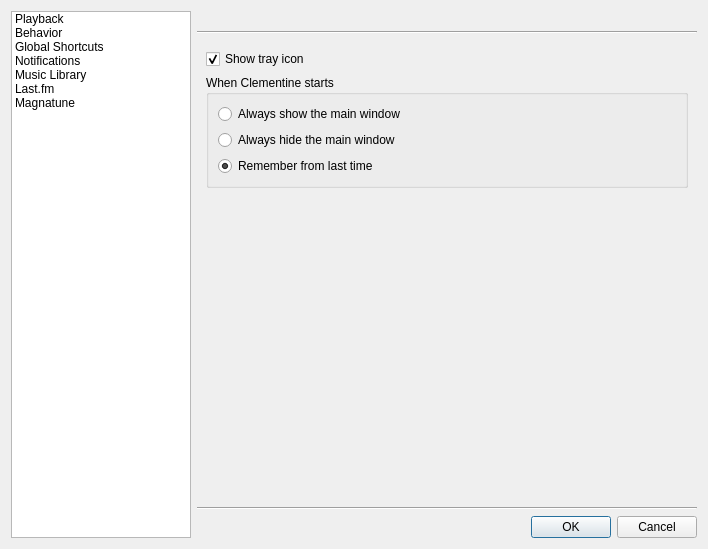
Qt form src/ui/settingsdialog.ui (clementine-player/Clementine) before a commit.
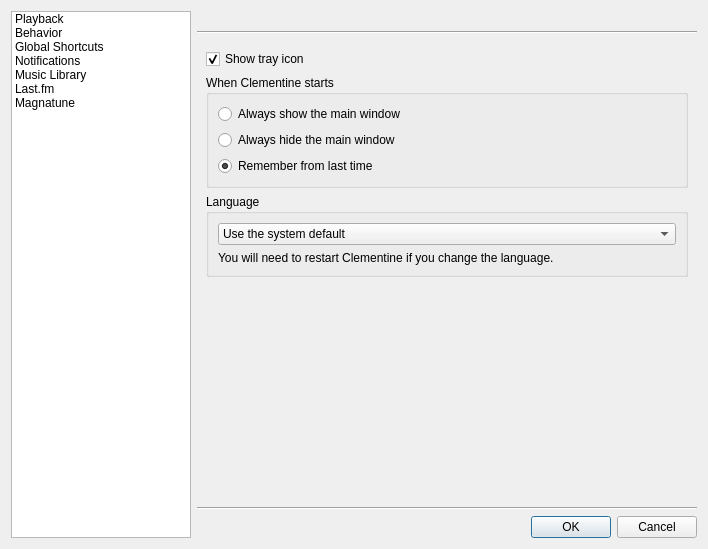
The same form after that commit. The open tabs and pages were chosen to show the change. Icons and pictures are not drawn. Custom widgets are drawn as their Qt base class.

Commit message: Make it possible to change the language with --language, or an option in the settings dialog.  Fixes issue #583

```diff
--- a/src/ui/settingsdialog.ui
+++ b/src/ui/settingsdialog.ui
@@ -399,6 +399,31 @@
            </layout>
           </widget>
          </item>
+         <item>
+          <widget class="QGroupBox" name="groupBox_3">
+           <property name="title">
+            <string>Language</string>
+           </property>
+           <layout class="QVBoxLayout" name="verticalLayout_13">
+            <item>
+             <widget class="QComboBox" name="language">
+              <item>
+               <property name="text">
+                <string>Use the system default</string>
+               </property>
+              </item>
+             </widget>
+            </item>
+            <item>
+             <widget class="QLabel" name="label_10">
+              <property name="text">
+               <string>You will need to restart Clementine if you change the language.</string>
+              </property>
+             </widget>
+            </item>
+           </layout>
+          </widget>
+         </item>
          <item>
           <spacer name="verticalSpacer_2">
            <property name="orientation">
```
Left out of the diff: 2 changed lines with no effect on the pictures. The commit also changes 36 other files.
